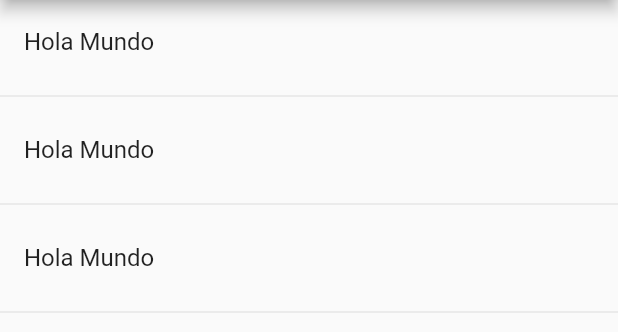
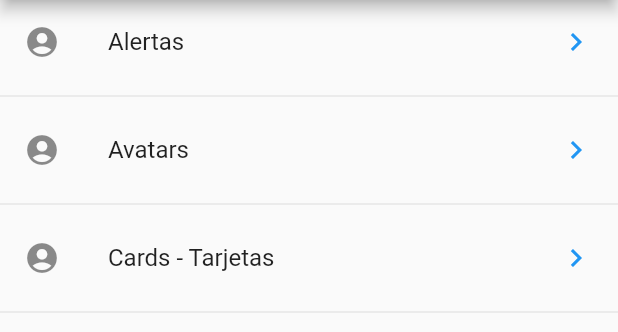
Before and after one commit to eddieware/componentes, a Flutter app: the screen it shows after launch, on a phone screen of 412 x 824 dp, the part 84-416 px from its top. Run offline on Flutter 3.47's test engine with Material 2 defaults, Android fonts, the phone set to English and light mode, and no system bars.

```diff
--- a/lib/src/pages/home_page.dart
+++ b/lib/src/pages/home_page.dart
@@ -14,22 +14,55 @@ class HomePage extends StatelessWidget {
   }
 
  Widget _lista() {
-   print(menuProvider.opciones);
 
-   return ListView(
-     children: _listaItems(),
+
+   return FutureBuilder (
+     // se le pasa cargar data al future  porque cargardata() es la funcion que queremos esperar
+     future: menuProvider.cargarData(),
+     initialData: [],
+     builder: (context, AsyncSnapshot<List<dynamic>> snapshot){
+       // el builder se disparara en alguna de sus tres etapas
+       // el builder debe regresar un widget creado con la info del future
+
+       print('here2');
+         print(snapshot.data);
+
+        return ListView(
+        children: _listaItems(snapshot.data), // aqui se envia la lista dinamica a _listaItems
+        );
+
+
+     },
    );
+
+
+
  }
 
-  List<Widget>_listaItems() {
+  List<Widget>_listaItems(List<dynamic> data) {
 
-    return [
-      ListTile(title: Text('Hola Mundo')),
-      Divider(),
-      ListTile(title: Text('Hola Mundo')),
-      Divider(),
-      ListTile(title: Text('Hola Mundo')),
-      Divider()
-    ];
+    final List<Widget> opciones =[];
+
+    data. forEach((opt) {
+
+      final widgetnTemp = ListTile(
+        title:Text(opt['texto']) , // para apuntar a las llaves texto de cada elemento del json
+        leading: Icon(Icons.account_circle),
+        trailing: Icon(Icons.keyboard_arrow_right, color: Colors.blue),
+
+        onTap: (){
+
+
+        },
+        );
+
+        opciones..add(widgetnTemp)
+                ..add(Divider());
+
+    });
+
+
+
+    return opciones;
   }
 }
--- a/lib/src/providers/menu_provider.dart
+++ b/lib/src/providers/menu_provider.dart
@@ -14,8 +14,11 @@ class _MenuProvider{
 
     final resp = await rootBundle.loadString('data/menu_opts.json');
 
+    print('!!!!!!!!!!!!!!!!!!!!!!!!!!!!!!!!!!!!!!!!!!!!!');
+    //print(resp); //json inside
+
     Map dataMap = json.decode(resp);
-      print(dataMap['rutas']);
+
       opciones=dataMap['rutas'];
 
       return opciones;
```
